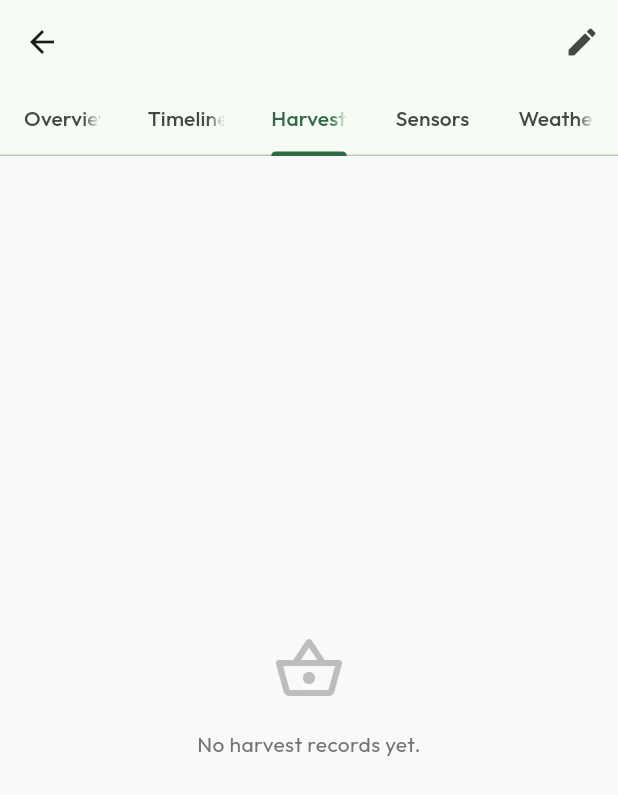
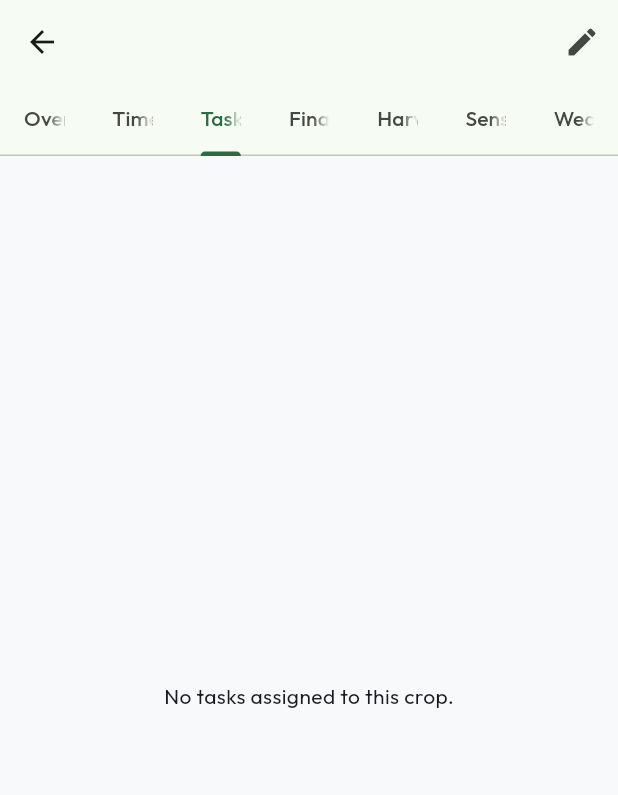
Before and after one commit to ambatitharunsai-tech/Ireagation_system, a Flutter app: the CropDetailScreen screen opened directly with empty values, tab 3 chosen, on a phone screen of 412 x 824 dp. Shown: the top 795 px of the screen. Run offline on Flutter 3.47's test engine with Material 3 defaults, Android fonts, the phone set to English and light mode, and no system bars; our stand-ins replace flutter_dotenv, geocoding, geolocator, google_fonts, shared_preferences, supabase_flutter; missing offline and left inert: mqtt_client; accounts and stored records are empty.

Commit message:
feat(crops): integrate tasks and finance inside crop details

```diff
--- a/lib/screens/crops/crop_detail_screen.dart
+++ b/lib/screens/crops/crop_detail_screen.dart
@@ -3,6 +3,7 @@ import 'package:provider/provider.dart';
 import 'package:intl/intl.dart';
 
 import '../../providers/farm_provider.dart';
+import '../../providers/finance_provider.dart';
 import '../../providers/iot_provider.dart';
 import '../../providers/weather_provider.dart';
 import '../../providers/language_provider.dart';
@@ -67,7 +68,7 @@ class _CropDetailScreenState extends State<CropDetailScreen> {
     if (crop.status == 'Harvested') statusColor = Colors.orange;
 
     return DefaultTabController(
-      length: 5,
+      length: 7,
       child: Scaffold(
         appBar: AppBar(
           title: Text(crop.name),
@@ -84,6 +85,8 @@ class _CropDetailScreenState extends State<CropDetailScreen> {
             tabs: [
               Tab(text: lang.t('Overview')),
               Tab(text: lang.t('Timeline')),
+              Tab(text: lang.t('Tasks')),
+              Tab(text: lang.t('Finance')),
               Tab(text: lang.t('Harvests')),
               Tab(text: lang.t('Sensors')),
               Tab(text: lang.t('Weather')),
@@ -94,6 +97,8 @@ class _CropDetailScreenState extends State<CropDetailScreen> {
           children: [
             _buildOverviewTab(lang, crop, statusColor),
             _buildTimelineTab(lang, crop),
+            _buildTasksTab(lang, crop),
+            _buildFinanceTab(lang, crop),
             _buildHarvestsTab(lang, crop),
             _buildSensorsTab(lang, crop),
             _buildWeatherTab(lang, crop),
@@ -539,4 +544,112 @@ class _CropDetailScreenState extends State<CropDetailScreen> {
     );
   }
 
+
+  Widget _buildTasksTab(LanguageProvider lang, Crop crop) {
+    final farm = Provider.of<FarmProvider>(context);
+    final cropTasks = farm.tasks.where((t) => t.cropId == crop.id).toList();
+
+    if (cropTasks.isEmpty) {
+      return Center(child: Text(lang.t('No tasks assigned to this crop.')));
+    }
+
+    return ListView.builder(
+      padding: const EdgeInsets.all(16),
+      itemCount: cropTasks.length,
+      itemBuilder: (ctx, i) {
+        final t = cropTasks[i];
+        final isDone = t.status == 'Completed';
+        return Card(
+          child: ListTile(
+            leading: Icon(
+              isDone ? Icons.check_circle : Icons.radio_button_unchecked,
+              color: isDone ? Colors.green : Colors.orange,
+            ),
+            title: Text(
+              t.title,
+              style: TextStyle(decoration: isDone ? TextDecoration.lineThrough : null),
+            ),
+            subtitle: Text(t.date),
+            trailing: Text(t.priority, style: TextStyle(color: t.priority == 'High' ? Colors.red : Colors.grey)),
+          ),
+        );
+      },
+    );
+  }
+
+  Widget _buildFinanceTab(LanguageProvider lang, Crop crop) {
+    final finance = Provider.of<FinanceProvider>(context);
+    final cropExpenses = finance.expenses.where((e) => e.cropId == crop.id).toList();
+    final cropSales = finance.sales.where((s) => s.cropId == crop.id).toList();
+
+    final totalExpenses = cropExpenses.fold<double>(0, (sum, e) => sum + e.amount);
+    final totalSales = cropSales.fold<double>(0, (sum, s) => sum + (s.quantity * s.price));
+    final netProfit = totalSales - totalExpenses;
+
+    return ListView(
+      padding: const EdgeInsets.all(16),
+      children: [
+        Card(
+          color: netProfit >= 0 ? Colors.green.shade50 : Colors.red.shade50,
+          child: Padding(
+            padding: const EdgeInsets.all(16),
+            child: Column(
+              children: [
+                Text(lang.t('Net Profit'), style: const TextStyle(fontSize: 16)),
+                const SizedBox(height: 8),
+                Text(
+                  '\$${netProfit.toStringAsFixed(2)}',
+                  style: TextStyle(
+                    fontSize: 28,
+                    fontWeight: FontWeight.bold,
+                    color: netProfit >= 0 ? Colors.green.shade800 : Colors.red.shade800,
+                  ),
+                ),
+              ],
+            ),
+          ),
+        ),
+        const SizedBox(height: 16),
+        Row(
+          children: [
+            Expanded(
+              child: Card(
+                child: ListTile(
+                  title: Text(lang.t('Sales')),
+                  subtitle: Text('\$${totalSales.toStringAsFixed(2)}', style: const TextStyle(color: Colors.green, fontWeight: FontWeight.bold)),
+                ),
+              ),
+            ),
+            Expanded(
+              child: Card(
+                child: ListTile(
+                  title: Text(lang.t('Expenses')),
+                  subtitle: Text('\$${totalExpenses.toStringAsFixed(2)}', style: const TextStyle(color: Colors.red, fontWeight: FontWeight.bold)),
+                ),
+              ),
+            ),
+          ],
+        ),
+        const SizedBox(height: 16),
+        if (cropSales.isNotEmpty) ...[
+          Text(lang.t('Recent Sales'), style: const TextStyle(fontWeight: FontWeight.bold, fontSize: 16)),
+          ...cropSales.take(3).map((s) => ListTile(
+            leading: const Icon(Icons.arrow_upward, color: Colors.green),
+            title: Text('${s.quantity} kg to ${s.buyer ?? 'Unknown'}'),
+            trailing: Text('\$${(s.quantity * s.price).toStringAsFixed(2)}'),
+          )),
+          const Divider(),
+        ],
+        if (cropExpenses.isNotEmpty) ...[
+          Text(lang.t('Recent Expenses'), style: const TextStyle(fontWeight: FontWeight.bold, fontSize: 16)),
+          ...cropExpenses.take(3).map((e) => ListTile(
+            leading: const Icon(Icons.arrow_downward, color: Colors.red),
+            title: Text(e.category),
+            trailing: Text('\$${e.amount.toStringAsFixed(2)}'),
+          )),
+        ],
+      ],
+    );
+  }
+
 }
```
